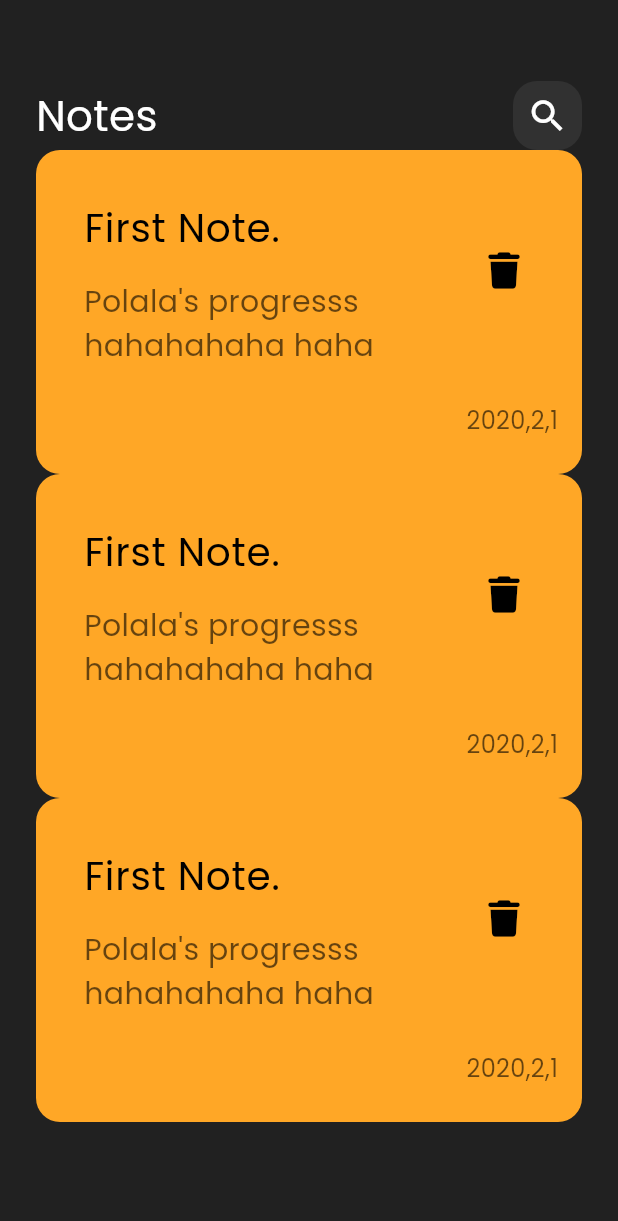
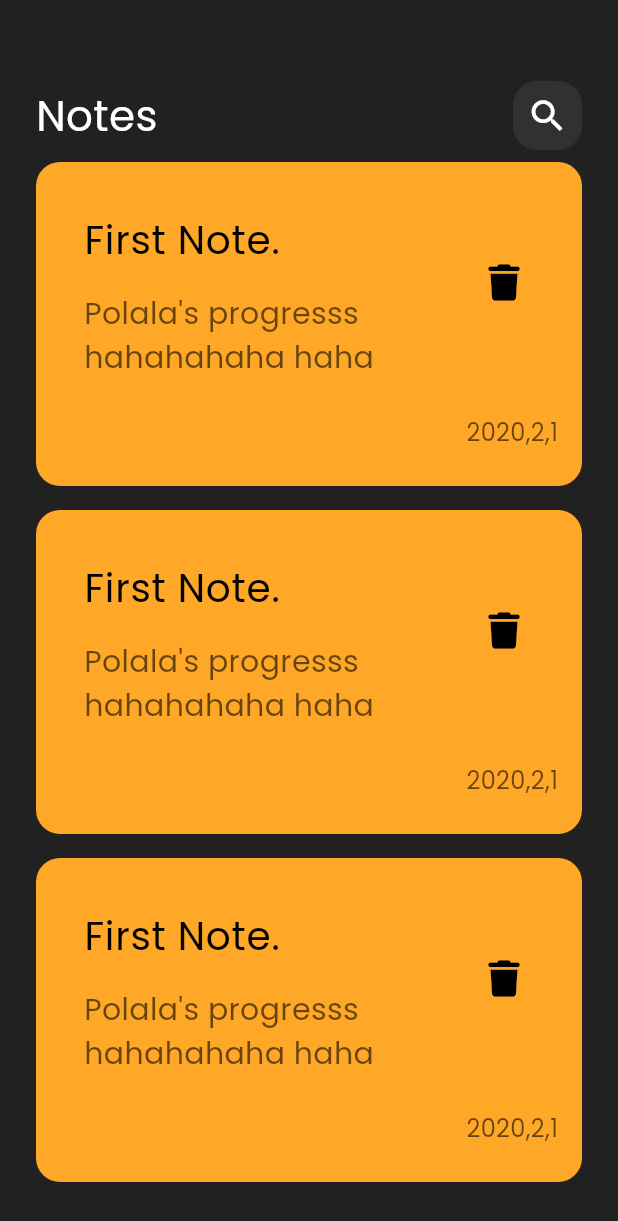
Before and after one commit to PolaAlaa/notes_app, a Flutter app: the screen it shows after launch, on a phone screen of 412 x 824 dp. Shown: the top 1221 px of the screen. Run offline on Flutter 3.47's test engine with Material 3 defaults, Android fonts, the phone set to English and light mode, and no system bars; our stand-ins replace font_awesome_flutter.

Commit message:
Note List View

```diff
--- a/lib/Views/note_view.dart
+++ b/lib/Views/note_view.dart
@@ -1,6 +1,6 @@
 import 'package:flutter/material.dart';
 import 'package:note_app/Views/widgets/Custom_AppBar_Widget.dart';
-import 'package:note_app/Views/widgets/note_Container.dart';
+import 'package:note_app/Views/widgets/note_list_View.dart';
 
 class NoteView extends StatelessWidget {
   const NoteView({super.key});
@@ -16,9 +16,7 @@ class NoteView extends StatelessWidget {
               height: 30,
             ),
             CustomAppBar(),
-            note_container(),
-            note_container(),
-            note_container(),
+            NoteListView(),
           ],
         ),
       ),
--- /dev/null
+++ b/lib/Views/widgets/note_list_View.dart
@@ -0,0 +1,22 @@
+import 'package:flutter/material.dart';
+import 'package:note_app/Views/widgets/note_Container.dart';
+
+class NoteListView extends StatelessWidget {
+  const NoteListView({
+    super.key,
+  });
+
+  @override
+  Widget build(BuildContext context) {
+    return Expanded(
+        child: ListView.builder(
+      itemCount: 3,
+      itemBuilder: (BuildContext context, index) {
+        return const Padding(
+          padding: EdgeInsets.symmetric(vertical: 8),
+          child: note_container(),
+        );
+      },
+    ));
+  }
+}
```
